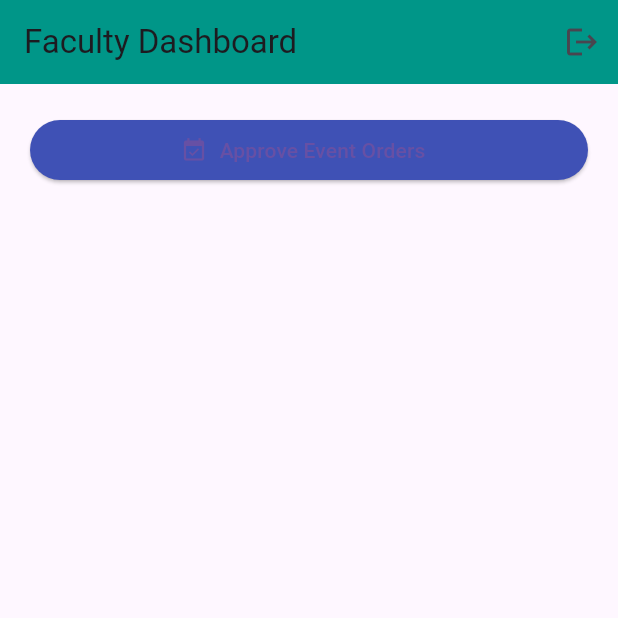
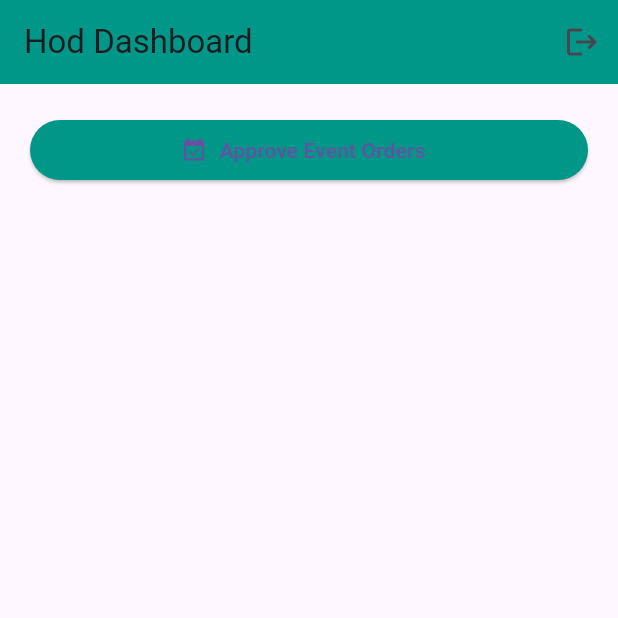
Before and after one commit to Dhruvi686/project_sgp, a Flutter app: the HodDashboard screen opened directly, on a phone screen of 412 x 824 dp, the top half of it. Run offline on Flutter 3.47's test engine with Material 3 defaults, Android fonts, the phone set to English and light mode, and no system bars; our stand-ins replace cloud_firestore, firebase_auth, firebase_core, firebase_messaging, flutter_local_notifications, pdf and 2 more; accounts and stored records are empty; network calls fail.

```diff
--- a/lib/pages/hod_dashboard.dart
+++ b/lib/pages/hod_dashboard.dart
@@ -12,7 +12,7 @@ class HodDashboard extends StatelessWidget {
   Widget build(BuildContext context) {
     return Scaffold(
       appBar: AppBar(
-        title: const Text('Faculty Dashboard'),
+        title: const Text('Hod Dashboard'),
         backgroundColor: Colors.teal,
         actions: [
           IconButton(
@@ -36,7 +36,7 @@ class HodDashboard extends StatelessWidget {
           ElevatedButton.icon(
             icon: const Icon(Icons.event_available),
             label: const Text("Approve Event Orders"),
-            style: ElevatedButton.styleFrom(backgroundColor: Colors.indigo),
+            style: ElevatedButton.styleFrom(backgroundColor: Colors.teal),
             onPressed: () {
               Navigator.push(
                 context,
```
Also changed, not shown: lib/screens/faculty_book_food.dart (+2 -17 lines).
